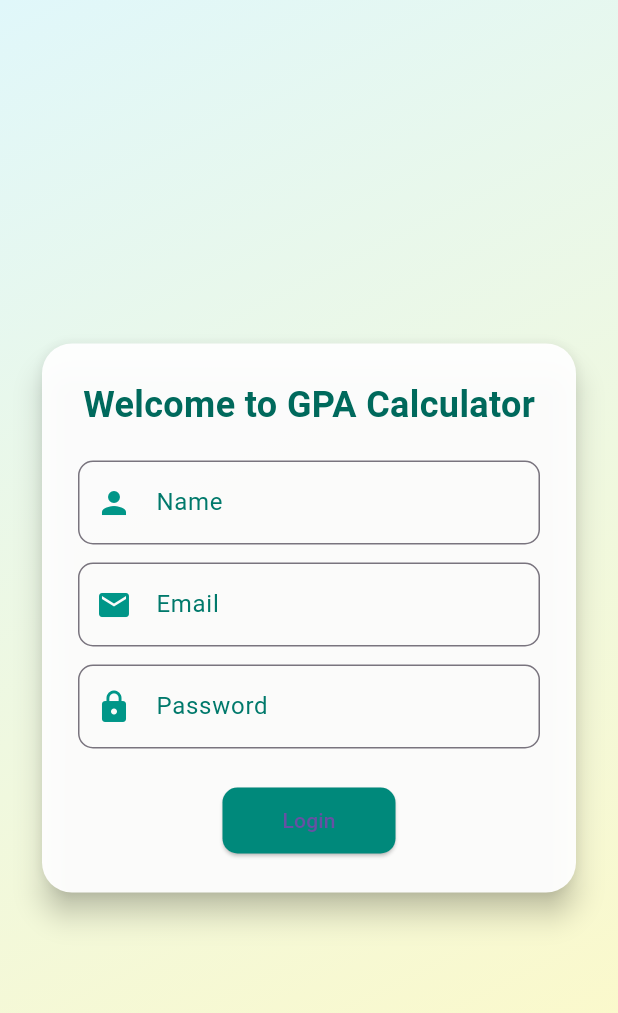
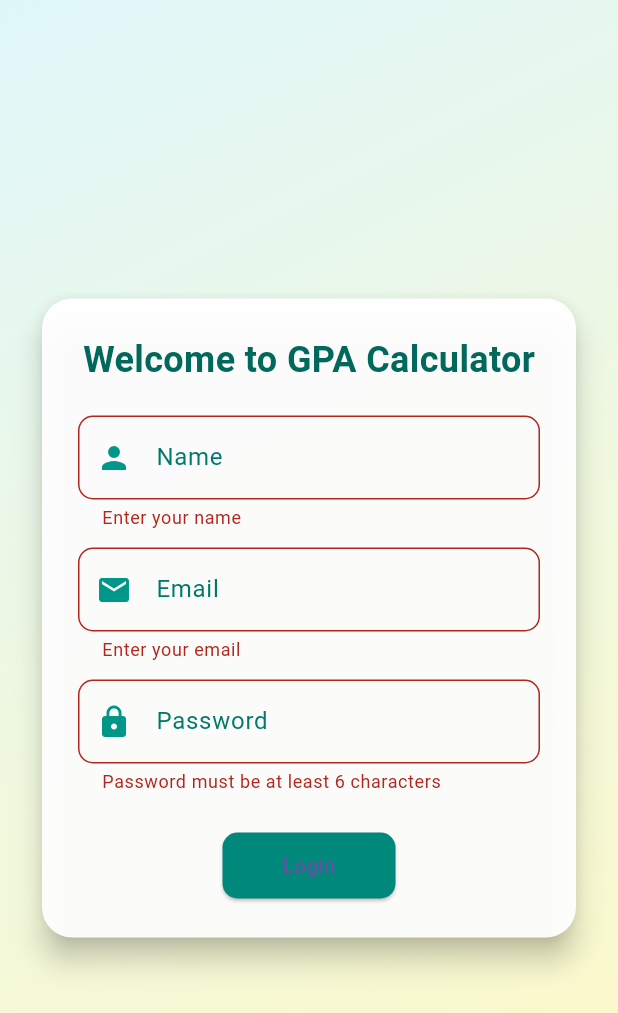
Before and after one commit to angurakanisa31/flutter_gpa-calculator, a Flutter app: the screen it shows after launch, after a tap on "Login", on a phone screen of 412 x 824 dp. Shown: the top 1013 px of the screen. Run offline on Flutter 3.47's test engine with Material 3 defaults, Android fonts, the light colour scheme and no system bars; our stand-ins replace cloud_firestore, connectivity_plus, firebase_auth, firebase_core; accounts and stored records are empty.

Commit message:
final commit

```diff
--- a/lib/login_screen.dart
+++ b/lib/login_screen.dart
@@ -1,5 +1,7 @@
 import 'package:flutter/material.dart';
+import 'package:firebase_auth/firebase_auth.dart';
 import 'subjects_page.dart';
+import 'package:connectivity_plus/connectivity_plus.dart';
 
 class LoginPage extends StatefulWidget {
   @override
@@ -7,15 +9,18 @@ class LoginPage extends StatefulWidget {
 }
 
 class _LoginPageState extends State<LoginPage> with TickerProviderStateMixin {
-  final TextEditingController nameController = TextEditingController();
+  final TextEditingController nameController = TextEditingController(); // 👤 Added
   final TextEditingController emailController = TextEditingController();
   final TextEditingController passwordController = TextEditingController();
+  final _formKey = GlobalKey<FormState>();
 
   late AnimationController _fadeController;
   late Animation<double> _fadeAnimation;
 
   late AnimationController _slideController;
   late Animation<Offset> _slideAnimation;
+
+  bool _isLoading = false;
 
   @override
   void initState() {
@@ -49,7 +54,67 @@ class _LoginPageState extends State<LoginPage> with TickerProviderStateMixin {
   void dispose() {
     _fadeController.dispose();
     _slideController.dispose();
+    nameController.dispose(); // 👤 Dispose
+    emailController.dispose();
+    passwordController.dispose();
     super.dispose();
+  }
+
+  Future<bool> checkConnection() async {
+    final connectivityResult = await Connectivity().checkConnectivity();
+    return connectivityResult != ConnectivityResult.none;
+  }
+
+  void loginUser() async {
+    if (!_formKey.currentState!.validate()) return;
+    setState(() => _isLoading = true);
+
+    final isOnline = await checkConnection();
+    if (!isOnline) {
+      setState(() => _isLoading = false);
+      ScaffoldMessenger.of(context).showSnackBar(
+        SnackBar(content: Text('❌ No Internet Connection')),
+      );
+      return;
+    }
+
+    try {
+      await FirebaseAuth.instance.signInWithEmailAndPassword(
+        email: emailController.text.trim(),
+        password: passwordController.text.trim(),
+      );
+
+      setState(() => _isLoading = false);
+
+      Navigator.pushReplacement(
+        context,
+        MaterialPageRoute(
+          builder: (_) => SubjectsPage(
+            username: nameController.text.trim(), // 👤 Pass full name
+          ),
+        ),
+      );
+    } on FirebaseAuthException catch (e) {
+      setState(() => _isLoading = false);
+
+      String errorMessage = 'Login failed.';
+      if (e.code == 'user-not-found') {
+        errorMessage = 'No user found with this email.';
+      } else if (e.code == 'wrong-password') {
+        errorMessage = 'Incorrect password.';
+      } else if (e.code == 'invalid-email') {
+        errorMessage = 'Invalid email format.';
+      }
+
+      ScaffoldMessenger.of(context).showSnackBar(
+        SnackBar(content: Text(errorMessage)),
+      );
+    } catch (_) {
+      setState(() => _isLoading = false);
+      ScaffoldMessenger.of(context).showSnackBar(
+        SnackBar(content: Text("An unexpected error occurred.")),
+      );
+    }
   }
 
   @override
@@ -58,7 +123,7 @@ class _LoginPageState extends State<LoginPage> with TickerProviderStateMixin {
       body: Container(
         decoration: BoxDecoration(
           gradient: LinearGradient(
-            colors: [Color(0xFFE0F7FA), Color(0xFFFFF9C4)], // Light teal to soft yellow
+            colors: [Color(0xFFE0F7FA), Color(0xFFFFF9C4)],
             begin: Alignment.topLeft,
             end: Alignment.bottomRight,
           ),
@@ -76,6 +141,8 @@ class _LoginPageState extends State<LoginPage> with TickerProviderStateMixin {
                 color: Colors.white.withOpacity(0.95),
                 child: Padding(
                   padding: const EdgeInsets.all(24),
+                  child: Form(
+                    key: _formKey,
                     child: Column(
                       mainAxisSize: MainAxisSize.min,
                       children: [
@@ -91,18 +158,32 @@ class _LoginPageState extends State<LoginPage> with TickerProviderStateMixin {
                           ),
                         ),
                         SizedBox(height: 20),
-                      _buildTextField(nameController, 'Name', Icons.person),
+                        _buildTextField(
+                          nameController,
+                          'Name',
+                          Icons.person,
+                          validator: (val) => val!.isEmpty ? "Enter your name" : null,
+                        ),
                         SizedBox(height: 12),
-                      _buildTextField(emailController, 'Email', Icons.email),
+                        _buildTextField(
+                          emailController,
+                          'Email',
+                          Icons.email,
+                          validator: (val) => val!.isEmpty ? "Enter your email" : null,
+                        ),
                         SizedBox(height: 12),
                         _buildTextField(
                           passwordController,
                           'Password',
                           Icons.lock,
                           obscureText: true,
+                          validator: (val) =>
+                          val!.length < 6 ? "Password must be at least 6 characters" : null,
                         ),
                         SizedBox(height: 24),
-                      ElevatedButton(
+                        _isLoading
+                            ? CircularProgressIndicator()
+                            : ElevatedButton(
                           style: ElevatedButton.styleFrom(
                             backgroundColor: Colors.teal[600],
                             padding: EdgeInsets.symmetric(horizontal: 40, vertical: 12),
@@ -111,22 +192,10 @@ class _LoginPageState extends State<LoginPage> with TickerProviderStateMixin {
                             ),
                           ),
                           child: Text('Login'),
-                        onPressed: () {
-                          if (nameController.text.isNotEmpty &&
-                              emailController.text.isNotEmpty &&
-                              passwordController.text.isNotEmpty) {
-                            Navigator.pushReplacement(
-                              context,
-                              MaterialPageRoute(
-                                builder: (_) => SubjectsPage(
-                                  username: nameController.text,
-                                ),
-                              ),
-                            );
-                          }
-                        },
+                          onPressed: loginUser,
                         ),
                       ],
+                    ),
                   ),
                 ),
               ),
@@ -137,10 +206,17 @@ class _LoginPageState extends State<LoginPage> with TickerProviderStateMixin {
     );
   }
 
-  Widget _buildTextField(TextEditingController controller, String label, IconData icon, {bool obscureText = false}) {
-    return TextField(
+  Widget _buildTextField(
+      TextEditingController controller,
+      String label,
+      IconData icon, {
+        bool obscureText = false,
+        String? Function(String?)? validator,
+      }) {
+    return TextFormField(
       controller: controller,
       obscureText: obscureText,
+      validator: validator,
       decoration: InputDecoration(
         prefixIcon: Icon(icon, color: Colors.teal),
         labelText: label,
--- a/lib/main.dart
+++ b/lib/main.dart
@@ -1,7 +1,28 @@
+import 'package:flutter/foundation.dart';
 import 'package:flutter/material.dart';
+import 'package:firebase_core/firebase_core.dart';
 import 'splash_screen.dart';
+// import 'login_screen.dart'; // Uncomment if you use login
 
-void main() {
+void main() async {
+  WidgetsFlutterBinding.ensureInitialized();
+
+  // Initialize Firebase for Web or Mobile
+  if (kIsWeb) {
+    await Firebase.initializeApp(
+      options: const FirebaseOptions(
+        apiKey: "AIzaSyDhZZoWk8ez4WOPnOJa2GeI8_cWgkGIjZY",
+        authDomain: "gpacalc-3b82f.firebaseapp.com",
+        projectId: "gpacalc-3b82f",
+        storageBucket: "gpacalc-3b82f.appspot.com", // ✅ corrected .app to .com
+        messagingSenderId: "773244405191",
+        appId: "1:773244405191:web:2442899a5c1ac2650a85e2",
+      ),
+    );
+  } else {
+    await Firebase.initializeApp();
+  }
+
   runApp(GpaCalculatorApp());
 }
 
@@ -13,10 +34,10 @@ class GpaCalculatorApp extends StatelessWidget {
       debugShowCheckedModeBanner: false,
       theme: ThemeData(
         primarySwatch: Colors.indigo,
+        fontFamily: 'Roboto',
         visualDensity: VisualDensity.adaptivePlatformDensity,
-        fontFamily: 'Roboto',
       ),
-      home: SplashPage(), // Launch from splash screen
+      home: SplashPage(), // Navigate from here to login or home after loading
     );
   }
 }
--- a/lib/summary_page.dart
+++ b/lib/summary_page.dart
@@ -1,4 +1,5 @@
 import 'package:flutter/material.dart';
+import 'models/subject.dart';
 import 'result_page.dart';
 import 'subjects_page.dart';
 
```
Also changed, not shown: lib/connectivity_service.dart (added, +16 -0 lines), lib/models/subject.dart (added, +34 -0 lines), lib/result_page.dart (+34 -0 lines), lib/services/firestore_service.dart (added, +48 -0 lines), lib/subjects_page.dart (+48 -36 lines), pubspec.yaml (+6 -1 lines), pubspec.lock, 7 other files. Lines whose indentation alone changed are shown as unchanged.
